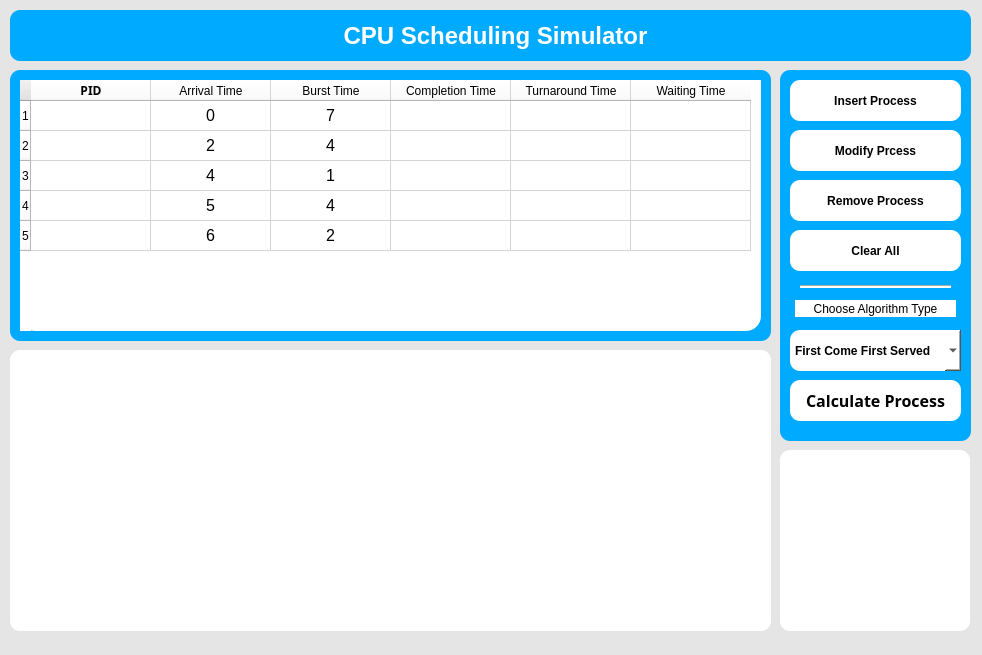
The window that CPUSchedulingWindow.ui (Osama-Gamal/CPU-Scheduling-Simulator) describes before a commit, drawn with Qt 5.
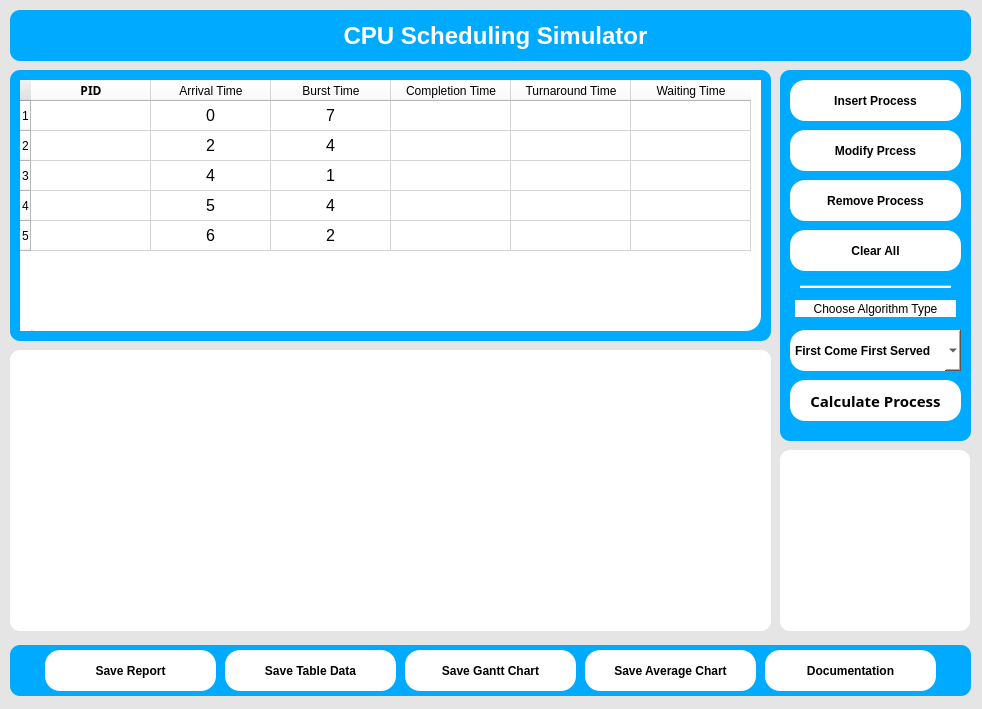
The same window after the commit.

Commit message: Added Save buttons to save reports

Patch:
```diff
--- a/CPUSchedulingWindow.ui
+++ b/CPUSchedulingWindow.ui
@@ -10,7 +10,7 @@
     <x>0</x>
     <y>0</y>
     <width>982</width>
-    <height>655</height>
+    <height>709</height>
    </rect>
   </property>
   <property name="windowTitle">
@@ -276,8 +276,8 @@
     <property name="styleSheet">
      <string notr="true">background-color: rgb(255, 255, 255);
 color: rgb(0, 0, 0);
-font: 75 12pt &quot;Fira Sans&quot;;
-border-radius: 10px;
+font: 75 11pt &quot;Fira Sans&quot;;
+border-radius: 15px;
 font-weight: bold;
 </string>
     </property>
@@ -297,8 +297,8 @@
     <property name="styleSheet">
      <string notr="true">background-color: rgb(255, 255, 255);
 color: rgb(0, 0, 0);
-font: 75 12pt &quot;Fira Sans&quot;;
-border-radius: 10px;
+font: 75 11pt &quot;Fira Sans&quot;;
+border-radius: 15px;
 font-weight: bold;</string>
     </property>
     <property name="text">
@@ -317,8 +317,8 @@
     <property name="styleSheet">
      <string notr="true">background-color: rgb(255, 255, 255);
 color: rgb(0, 0, 0);
-font: 75 12pt &quot;Fira Sans&quot;;
-border-radius: 10px;
+font: 75 11pt &quot;Fira Sans&quot;;
+border-radius: 15px;
 font-weight: bold;</string>
     </property>
     <property name="text">
@@ -360,8 +360,8 @@
     <property name="styleSheet">
      <string notr="true">background-color: rgb(255, 255, 255);
 color: rgb(0, 0, 0);
-font: 75 12pt &quot;Fira Sans&quot;;
-border-radius: 10px;
+font: 75 9pt &quot;Fira Sans&quot;;
+border-radius: 15px;
 font-weight: bold;</string>
     </property>
     <item>
@@ -397,7 +397,7 @@
     <property name="font">
      <font>
       <family>Fira Sans</family>
-      <pointsize>12</pointsize>
+      <pointsize>11</pointsize>
       <weight>75</weight>
       <italic>false</italic>
       <bold>true</bold>
@@ -406,8 +406,8 @@
     <property name="styleSheet">
      <string notr="true">background-color: rgb(255, 255, 255);
 color: rgb(0, 0, 0);
-font: 75 12pt &quot;Fira Sans&quot;;
-border-radius: 10px;
+font: 75 11pt &quot;Fira Sans&quot;;
+border-radius: 15px;
 font-weight: bold;</string>
     </property>
     <property name="text">
@@ -426,8 +426,8 @@
     <property name="styleSheet">
      <string notr="true">background-color: rgb(255, 255, 255);
 color: rgb(0, 0, 0);
-font: 75 12pt &quot;Fira Sans&quot;;
-border-radius: 10px;
+font: 75 11pt &quot;Fira Sans&quot;;
+border-radius: 15px;
 font-weight: bold;</string>
     </property>
     <property name="text">
@@ -548,6 +548,127 @@
      <enum>QFrame::Raised</enum>
     </property>
    </widget>
+   <widget class="QFrame" name="frame_4">
+    <property name="geometry">
+     <rect>
+      <x>10</x>
+      <y>645</y>
+      <width>961</width>
+      <height>51</height>
+     </rect>
+    </property>
+    <property name="styleSheet">
+     <string notr="true">background-color: rgb(0, 170, 255);
+border-radius: 10px;
+</string>
+    </property>
+    <property name="frameShape">
+     <enum>QFrame::StyledPanel</enum>
+    </property>
+    <property name="frameShadow">
+     <enum>QFrame::Raised</enum>
+    </property>
+    <widget class="QPushButton" name="saveAverageChartBtn">
+     <property name="geometry">
+      <rect>
+       <x>575</x>
+       <y>5</y>
+       <width>171</width>
+       <height>41</height>
+      </rect>
+     </property>
+     <property name="styleSheet">
+      <string notr="true">background-color: rgb(255, 255, 255);
+color: rgb(0, 0, 0);
+font: 75 11pt &quot;Fira Sans&quot;;
+border-radius: 15px;
+font-weight: bold;</string>
+     </property>
+     <property name="text">
+      <string>Save Average Chart</string>
+     </property>
+    </widget>
+    <widget class="QPushButton" name="saveGanttChartBtn">
+     <property name="geometry">
+      <rect>
+       <x>395</x>
+       <y>5</y>
+       <width>171</width>
+       <height>41</height>
+      </rect>
+     </property>
+     <property name="styleSheet">
+      <string notr="true">background-color: rgb(255, 255, 255);
+color: rgb(0, 0, 0);
+font: 75 11pt &quot;Fira Sans&quot;;
+border-radius: 15px;
+font-weight: bold;</string>
+     </property>
+     <property name="text">
+      <string>Save Gantt Chart</string>
+     </property>
+    </widget>
+    <widget class="QPushButton" name="saveTableDataBtn">
+     <property name="geometry">
+      <rect>
+       <x>215</x>
+       <y>5</y>
+       <width>171</width>
+       <height>41</height>
+      </rect>
+     </property>
+     <property name="styleSheet">
+      <string notr="true">background-color: rgb(255, 255, 255);
+color: rgb(0, 0, 0);
+font: 75 11pt &quot;Fira Sans&quot;;
+border-radius: 15px;
+font-weight: bold;</string>
+     </property>
+     <property name="text">
+      <string>Save Table Data</string>
+     </property>
+    </widget>
+    <widget class="QPushButton" name="documentationBtn">
+     <property name="geometry">
+      <rect>
+       <x>755</x>
+       <y>5</y>
+       <width>171</width>
+       <height>41</height>
+      </rect>
+     </property>
+     <property name="styleSheet">
+      <string notr="true">background-color: rgb(255, 255, 255);
+color: rgb(0, 0, 0);
+font: 75 11pt &quot;Fira Sans&quot;;
+border-radius: 15px;
+font-weight: bold;</string>
+     </property>
+     <property name="text">
+      <string>Documentation</string>
+     </property>
+    </widget>
+    <widget class="QPushButton" name="reportScreenBtn">
+     <property name="geometry">
+      <rect>
+       <x>35</x>
+       <y>5</y>
+       <width>171</width>
+       <height>41</height>
+      </rect>
+     </property>
+     <property name="styleSheet">
+      <string notr="true">background-color: rgb(255, 255, 255);
+color: rgb(0, 0, 0);
+font: 75 11pt &quot;Fira Sans&quot;;
+border-radius: 15px;
+font-weight: bold;</string>
+     </property>
+     <property name="text">
+      <string>Save Report</string>
+     </property>
+    </widget>
+   </widget>
    <zorder>frame_3</zorder>
    <zorder>frame_2</zorder>
    <zorder>frame</zorder>
@@ -564,7 +685,6 @@
    <zorder>verticalWidget_2</zorder>
    <zorder>line</zorder>
   </widget>
-  <widget class="QStatusBar" name="statusbar"/>
  </widget>
  <resources/>
  <connections/>
```
Left out of the diff: 7 changed lines with no effect on the pictures. The commit also changes 6 other files.
